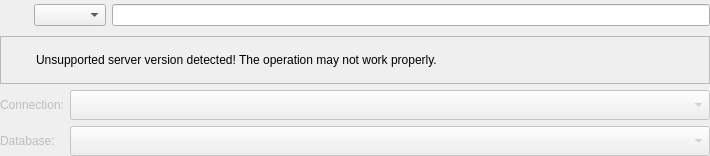
Above: libs/libgui/ui/tools/modeldbselectorwidget.ui from maniac787/pgmodeler before the change. Below: the same form after it.
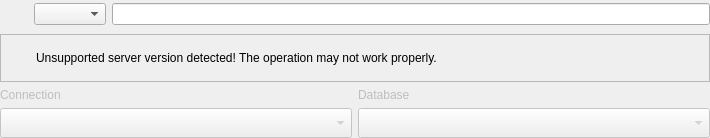
That is the form after the change. Icons and pictures are not drawn.

Commit message: Improve label consistency and enhance ModelDbSelectorWidget layout

The edit to the form file:
```diff
--- a/libs/libgui/ui/tools/modeldbselectorwidget.ui
+++ b/libs/libgui/ui/tools/modeldbselectorwidget.ui
@@ -7,7 +7,7 @@
     <x>0</x>
     <y>0</y>
     <width>710</width>
-    <height>156</height>
+    <height>138</height>
    </rect>
   </property>
   <property name="windowTitle">
@@ -187,16 +187,27 @@
        </widget>
       </item>
       <item row="1" column="0">
+       <layout class="QVBoxLayout" name="verticalLayout_2">
+        <property name="topMargin">
+         <number>0</number>
+        </property>
+        <item>
        <widget class="QLabel" name="connection_lbl">
         <property name="enabled">
          <bool>false</bool>
         </property>
+          <property name="sizePolicy">
+           <sizepolicy hsizetype="Preferred" vsizetype="Fixed">
+            <horstretch>0</horstretch>
+            <verstretch>0</verstretch>
+           </sizepolicy>
+          </property>
         <property name="text">
-         <string>Connection:</string>
+           <string>Connection</string>
         </property>
        </widget>
       </item>
-      <item row="1" column="1">
+        <item>
        <widget class="QComboBox" name="connections_cmb">
         <property name="enabled">
          <bool>false</bool>
@@ -218,26 +229,30 @@
         </property>
        </widget>
       </item>
-      <item row="2" column="0">
+       </layout>
+      </item>
+      <item row="1" column="1">
+       <layout class="QVBoxLayout" name="verticalLayout_3">
+        <item>
        <widget class="QLabel" name="database_lbl">
         <property name="enabled">
          <bool>false</bool>
         </property>
         <property name="sizePolicy">
-         <sizepolicy hsizetype="Minimum" vsizetype="Preferred">
+           <sizepolicy hsizetype="Minimum" vsizetype="Fixed">
           <horstretch>0</horstretch>
           <verstretch>0</verstretch>
          </sizepolicy>
         </property>
         <property name="text">
-         <string>Database:</string>
+           <string>Database</string>
         </property>
         <property name="indent">
          <number>-1</number>
         </property>
        </widget>
       </item>
-      <item row="2" column="1">
+        <item>
        <widget class="QComboBox" name="database_cmb">
         <property name="enabled">
          <bool>false</bool>
@@ -258,6 +273,8 @@
          </size>
         </property>
        </widget>
+        </item>
+       </layout>
       </item>
      </layout>
     </widget>
```
Left out of the diff: 3 changed lines with no effect on the pictures. Lines whose indentation alone changed are shown as unchanged. The commit also changes 3 other files.
